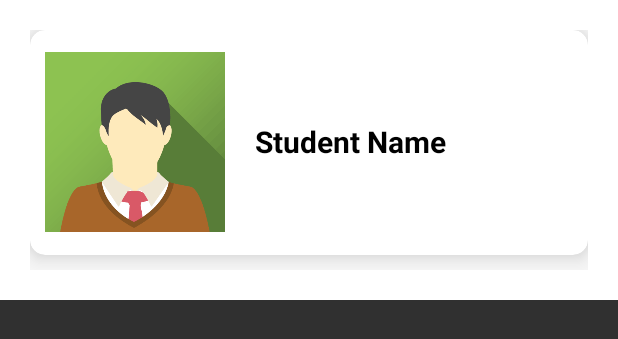
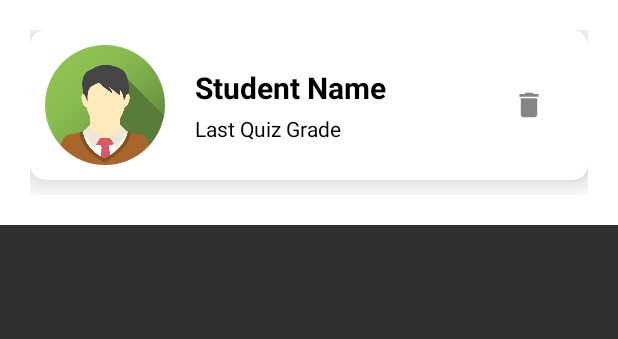
Before and after one commit to minazaher/educAtoR, an Android app: the layout student_card_view.xml on its own in the app's theme, with its tools: preview values and no code run, on a phone screen of 412 x 824 dp. Shown: the top 339 px of the screen. Run offline under Robolectric (Android 15) with nearby library versions, the phone set to English and light mode, and no system bars.

```diff
--- /dev/null
+++ b/app/src/main/res/drawable-anydpi/delete.xml
@@ -0,0 +1,17 @@
+<vector xmlns:android="http://schemas.android.com/apk/res/android"
+    android:width="24dp"
+    android:height="24dp"
+    android:viewportWidth="24"
+    android:viewportHeight="24"
+    android:tint="#333333"
+    android:alpha="0.6">
+  <group
+      android:scaleX="0.90909094"
+      android:scaleY="0.90909094"
+      android:translateX="1.0909091"
+      android:translateY="1.0909091">
+    <path
+        android:fillColor="@android:color/white"
+        android:pathData="M6,19c0,1.1 0.9,2 2,2h8c1.1,0 2,-0.9 2,-2V7H6v12zM19,4h-3.5l-1,-1h-5l-1,1H5v2h14V4z" />
+  </group>
+</vector>
--- a/app/src/main/res/layout/student_card_view.xml
+++ b/app/src/main/res/layout/student_card_view.xml
@@ -1,44 +1,76 @@
 <?xml version="1.0" encoding="utf-8"?>
 <LinearLayout xmlns:android="http://schemas.android.com/apk/res/android"
+    xmlns:app="http://schemas.android.com/apk/res-auto"
     android:layout_width="match_parent"
     android:layout_height="wrap_content"
-    xmlns:app="http://schemas.android.com/apk/res-auto"
     android:background="@color/white"
     android:padding="20dp">
 
     <androidx.cardview.widget.CardView
         android:layout_width="match_parent"
-        android:layout_height="150dp"
+        android:layout_height="100dp"
+        android:layout_marginBottom="10dp"
+        android:padding="20dp"
+        app:cardBackgroundColor="#ffffff"
         app:cardCornerRadius="10dp"
-        app:cardBackgroundColor="@color/cardview_light_background"
-        app:cardElevation="15dp"
-        android:padding="20dp"
-        android:layout_marginBottom="10dp">
+        app:cardElevation="15dp">
 
         <LinearLayout
             android:layout_width="wrap_content"
             android:layout_height="wrap_content"
-            android:orientation="horizontal"
-            android:layout_gravity="center_vertical">
+            android:layout_gravity="center_vertical"
+            android:orientation="horizontal">
 
-            <ImageView
+            <de.hdodenhof.circleimageview.CircleImageView
                 android:id="@+id/studentimg"
-                android:layout_width="120dp"
-                android:layout_height="120dp"
+                android:layout_width="80dp"
+                android:layout_height="80dp"
                 android:layout_gravity="center_vertical"
-                android:src="@drawable/avatar2"
-                android:layout_marginLeft="10dp" />
+                android:layout_marginLeft="10dp"
+                android:src="@drawable/avatar2" />
 
-            <TextView
-                android:id="@+id/tv_studentname"
+            <LinearLayout
                 android:layout_width="wrap_content"
                 android:layout_height="wrap_content"
                 android:layout_gravity="center_vertical"
-                android:text="Student Name"
-                android:textColor="@color/black"
-                android:textSize="20sp"
-                android:textStyle="bold"
-                android:layout_marginLeft="20dp" />
+                android:layout_marginRight="20dp"
+                android:orientation="vertical">
+
+                <TextView
+                    android:id="@+id/tv_studentname"
+                    android:layout_width="wrap_content"
+                    android:layout_height="wrap_content"
+                    android:layout_gravity="center_vertical"
+                    android:layout_marginLeft="20dp"
+                    android:layout_marginBottom="4dp"
+                    android:text="Student Name"
+                    android:textColor="@color/black"
+                    android:textSize="20sp"
+                    android:textStyle="bold" />
+
+                <TextView
+                    android:id="@+id/tv_Grade"
+                    android:layout_width="wrap_content"
+                    android:layout_height="wrap_content"
+                    android:layout_gravity="center_vertical"
+                    android:layout_marginLeft="20dp"
+                    android:text="Last Quiz Grade"
+                    android:textColor="@color/black"
+                    android:textSize="14sp"
+                    android:textStyle="normal" />
+
+
+            </LinearLayout>
+
+            <ImageButton
+                android:id="@+id/btn_delete"
+                android:layout_width="50dp"
+                android:layout_height="50dp"
+                android:layout_gravity="center_vertical"
+                android:layout_marginLeft="50dp"
+                android:background="@color/white"
+                android:src="@drawable/delete" />
+
 
         </LinearLayout>
 
```
Also changed, not shown: app/src/main/java/com/example/educator/ApplicationClass.java (+41 -2 lines), app/src/main/java/com/example/educator/StudentAdapter.java (+22 -0 lines), app/src/main/java/com/example/educator/TeacherProfile.java (+24 -3 lines), app/src/main/res/layout/activity_teacher_profile.xml (+14 -8 lines), app/src/main/res/layout/delete_dialog.xml (added, +27 -0 lines), app/src/main/res/drawable-hdpi/delete.png (added), app/src/main/res/drawable-mdpi/delete.png (added), app/src/main/res/drawable-xhdpi/delete.png (added), app/src/main/res/drawable-xxhdpi/delete.png (added).
